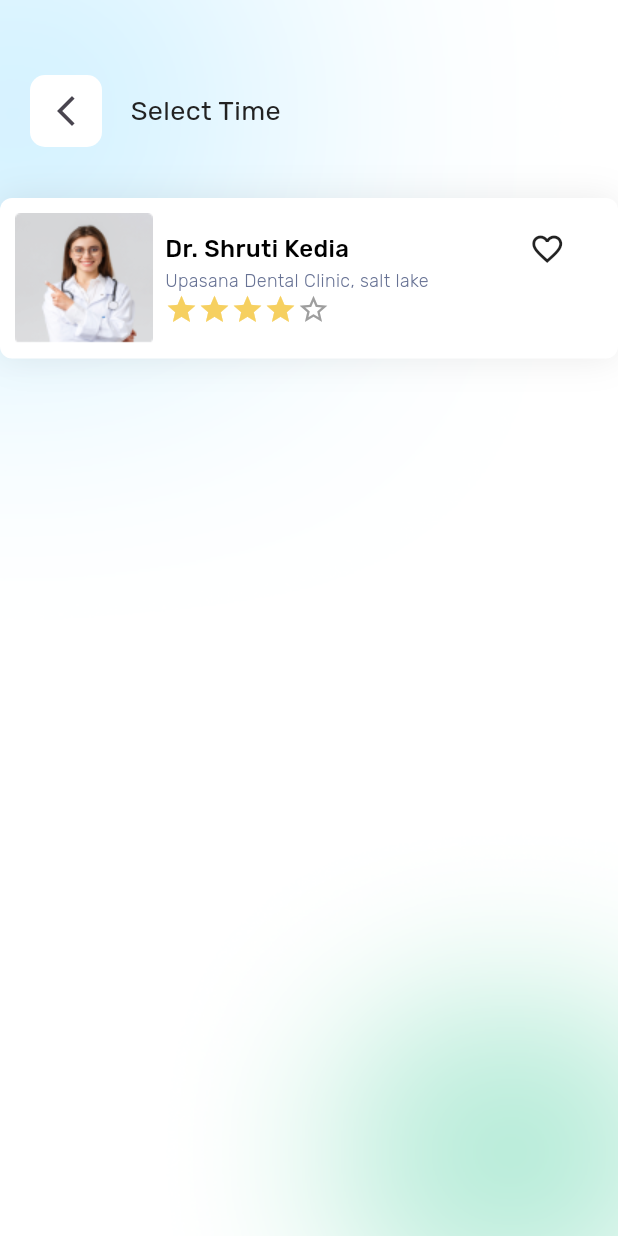
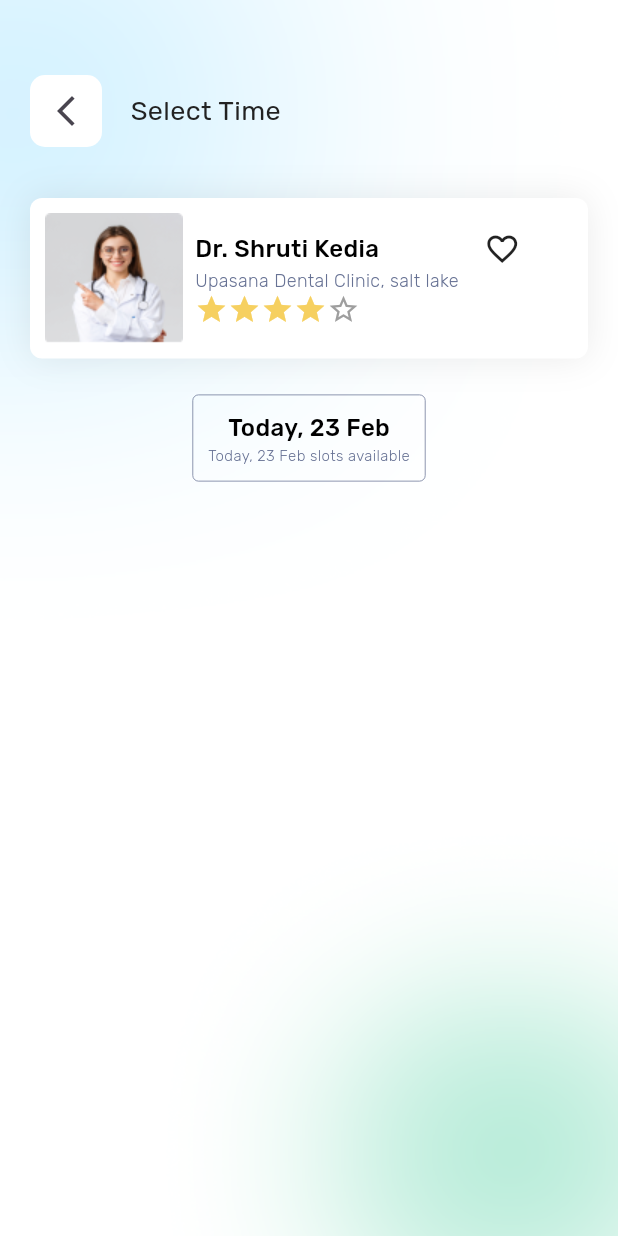
Before and after one commit to mano299/DoctorApp, a Flutter app: the SelectTimeView screen opened directly, on a phone screen of 412 x 824 dp. Run offline on Flutter 3.47's test engine with Material 3 defaults, Android fonts, the phone set to English and light mode, and no system bars; drawn by our look-alikes of flutter_rating; our stand-ins replace convex_bottom_bar, flutter_svg.

Commit message:
create book days item

```diff
--- a/lib/core/utils/app_styles.dart
+++ b/lib/core/utils/app_styles.dart
@@ -67,4 +67,10 @@ abstract class AppStyles {
     fontFamily: 'Rubik',
     color: Color(0xff677294),
   );
+  static TextStyle styleLight10 = TextStyle(
+    fontSize: 10,
+    fontWeight: FontWeight.w300,
+    fontFamily: 'Rubik',
+    color: Color(0xff677294),
+  );
 }
--- /dev/null
+++ b/lib/features/book_session/presentation/widgets/book_days_item.dart
@@ -0,0 +1,47 @@
+import 'package:doctor_app/core/utils/app_styles.dart';
+import 'package:flutter/material.dart';
+
+class BookDaysItem extends StatefulWidget {
+  const BookDaysItem({super.key, required this.head, required this.sets});
+  final String head;
+  final int sets;
+  @override
+  State<BookDaysItem> createState() => _BookDaysItemState();
+}
+
+class _BookDaysItemState extends State<BookDaysItem> {
+  Color backColor = Colors.transparent;
+  Color textColor = Colors.black;
+  bool isSelcted = false;
+  @override
+  Widget build(BuildContext context) {
+    return Container(
+      decoration: BoxDecoration(
+        color: backColor,
+        borderRadius: BorderRadius.circular(4),
+        border: !isSelcted
+            ? Border.all(
+                color: Color(0xff677294),
+                width: 0.5,
+              )
+            : null,
+      ),
+      child: Padding(
+        padding: const EdgeInsets.symmetric(horizontal: 10.0, vertical: 10),
+        child: Column(
+          children: [
+            Text(
+              widget.head,
+              style: AppStyles.styleMedium18
+                  .copyWith(fontSize: 16, color: textColor),
+            ),
+            Text(
+              '${widget.head} slots available',
+              style: AppStyles.styleLight10,
+            ),
+          ],
+        ),
+      ),
+    );
+  }
+}
--- a/lib/features/book_session.dart/presentation/widgets/doctor_book_card.dart
+++ b/lib/features/book_session/presentation/widgets/doctor_book_card.dart
@@ -37,7 +37,7 @@ class DoctorBookCard extends StatelessWidget {
                       'Dr. Shruti Kedia',
                       style: AppStyles.styleMedium18.copyWith(fontSize: 16),
                     ),
-                    SizedBox(width: 120),
+                    SizedBox(width: 70),
                     Icon(Icons.favorite_border_outlined),
                   ],
                 ),
--- a/lib/features/book_session.dart/presentation/widgets/select_time_view_body.dart
+++ b/lib/features/book_session/presentation/widgets/select_time_view_body.dart
@@ -1,5 +1,6 @@
 import 'package:doctor_app/core/utils/app_images.dart';
-import 'package:doctor_app/features/book_session.dart/presentation/widgets/doctor_book_card.dart';
+import 'package:doctor_app/features/book_session/presentation/widgets/book_days_item.dart';
+import 'package:doctor_app/features/book_session/presentation/widgets/doctor_book_card.dart';
 import 'package:flutter/material.dart';
 
 import '../../../../core/widgets/PagesHeader.dart';
@@ -24,7 +25,15 @@ class SelectTimeViewBody extends StatelessWidget {
               child: PagesHeader(text: 'Select Time'),
             ),
             SizedBox(height: 34),
-            DoctorBookCard()
+            Padding(
+              padding: const EdgeInsets.symmetric(horizontal: 20.0),
+              child: DoctorBookCard(),
+            ),
+            SizedBox(height: 24),
+            BookDaysItem(
+              head: 'Today, 23 Feb',
+              sets: 0,
+            ),
           ],
         )
       ],
--- a/lib/features/find_doctors/presentation/widgets/find_doctor_item.dart
+++ b/lib/features/find_doctors/presentation/widgets/find_doctor_item.dart
@@ -2,7 +2,7 @@ import 'package:doctor_app/core/utils/app_images.dart';
 import 'package:doctor_app/core/utils/app_styles.dart';
 import 'package:flutter/material.dart';
 
-import '../../../book_session.dart/presentation/views/select_time_view.dart';
+import '../../../book_session/presentation/views/select_time_view.dart';
 import 'doctor_percentage.dart';
 
 class FindDoctorItem extends StatelessWidget {
```
Also changed, not shown: lib/features/book_session/presentation/views/select_time_view.dart (renamed from lib/features/book_session.dart/presentation/views/select_time_view.dart).
